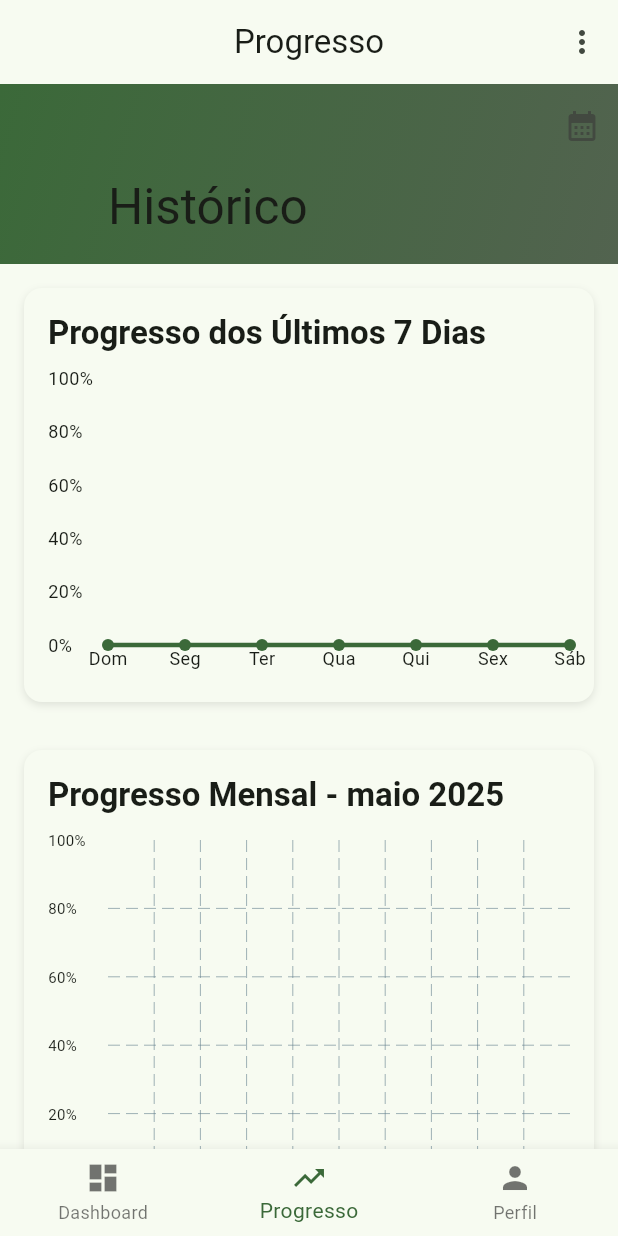
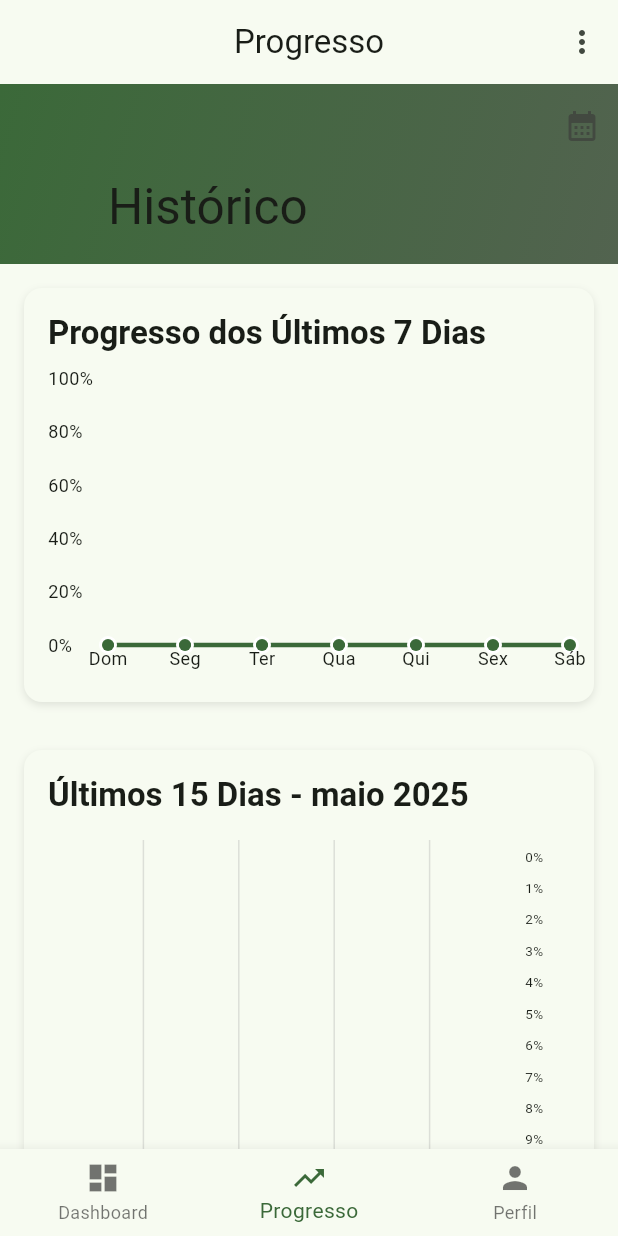
Before and after one commit to GabrielUzeda/VidaPlus, a Flutter app: the screen it shows once a user with an empty profile is signed in, item 2 of the bottom bar chosen, on a phone screen of 412 x 824 dp. Run offline on Flutter 3.47's test engine with Material 3 defaults, Android fonts, the light colour scheme and no system bars; drawn by our look-alikes of fl_chart; our stand-ins replace cloud_firestore, firebase_auth, firebase_core, firebase_storage, flutter_local_notifications, image_picker and 2 more; accounts and stored records are empty.

Commit message:
Improve history charts: fix negative values and redesign monthly chart with horizontal bars

```diff
--- a/lib/presentation/pages/home/history_page.dart
+++ b/lib/presentation/pages/home/history_page.dart
@@ -107,14 +107,14 @@ class _HistoryPageState extends State<HistoryPage> {
                     crossAxisAlignment: CrossAxisAlignment.start,
                     children: [
                       Text(
-                        'Progresso Mensal - ${DateFormat('MMMM yyyy', 'pt_BR').format(_selectedMonth)}',
+                        'Últimos 15 Dias - ${DateFormat('MMMM yyyy', 'pt_BR').format(_selectedMonth)}',
                         style: Theme.of(context).textTheme.titleLarge?.copyWith(
                           fontWeight: FontWeight.bold,
                         ),
                       ),
                       const SizedBox(height: 16),
                       SizedBox(
-                        height: 250,
+                        height: 350,
                         child: _buildMonthlyChart(controller),
                       ),
                     ],
@@ -214,10 +214,20 @@ class _HistoryPageState extends State<HistoryPage> {
                 lineBarsData: [
                   LineChartBarData(
                     spots: spots,
-                    isCurved: true,
+                    isCurved: false,
                     color: Theme.of(context).colorScheme.primary,
                     barWidth: 3,
-                    dotData: const FlDotData(show: true),
+                    dotData: FlDotData(
+                      show: true,
+                      getDotPainter: (spot, percent, barData, index) {
+                        return FlDotCirclePainter(
+                          radius: 4,
+                          color: Theme.of(context).colorScheme.primary,
+                          strokeWidth: 2,
+                          strokeColor: Colors.white,
+                        );
+                      },
+                    ),
                     belowBarData: BarAreaData(
                       show: true,
                       color: Theme.of(context).colorScheme.primary.withOpacity(0.1),
@@ -226,6 +236,7 @@ class _HistoryPageState extends State<HistoryPage> {
                 ],
                 minY: 0,
                 maxY: 100,
+                clipData: FlClipData.all(),
               ),
             );
           },
@@ -251,55 +262,109 @@ class _HistoryPageState extends State<HistoryPage> {
             }
 
             final monthData = snapshot.data ?? [];
-            final barGroups = monthData.map((data) {
+
+            // Limita a 15 dias mais recentes para melhor visualização
+            final recentData = monthData.length > 15
+                ? monthData.sublist(monthData.length - 15)
+                : monthData;
+
+            final barGroups = recentData.asMap().entries.map((entry) {
+              final index = entry.key;
+              final data = entry.value;
+
               return BarChartGroupData(
-                x: data['day'],
+                x: index,
                 barRods: [
                   BarChartRodData(
                     toY: data['progress'].toDouble(),
                     color: _getBarColor(data['progress'].toDouble()),
-                    width: 16,
-                    borderRadius: const BorderRadius.vertical(top: Radius.circular(4)),
+                    width: 20, // Largura maior para melhor visibilidade
+                    borderRadius: const BorderRadius.horizontal(right: Radius.circular(4)),
                   ),
                 ],
               );
             }).toList();
 
-            return BarChart(
+            return RotatedBox(
+              quarterTurns: 1, // Rotaciona 90 graus para barras horizontais
+              child: BarChart(
                 BarChartData(
-                alignment: BarChartAlignment.spaceAround,
+                  alignment: BarChartAlignment.spaceEvenly,
                   maxY: 100,
-                barTouchData: BarTouchData(enabled: false),
-                titlesData: FlTitlesData(
-                  show: true,
-                  bottomTitles: AxisTitles(
-                    sideTitles: SideTitles(
-                      showTitles: true,
-                      getTitlesWidget: (value, meta) {
-                        return Text(
-                          '${value.toInt()}',
-                          style: const TextStyle(fontSize: 10),
+                  barTouchData: BarTouchData(
+                    enabled: true,
+                    touchTooltipData: BarTouchTooltipData(
+                      getTooltipItem: (group, groupIndex, rod, rodIndex) {
+                        final data = recentData[group.x];
+                        final day = data['day'];
+                        final progress = data['progress'].toInt();
+                        return BarTooltipItem(
+                          'Dia $day\n$progress%',
+                          const TextStyle(color: Colors.white),
                         );
                       },
                     ),
                   ),
-                  leftTitles: AxisTitles(
+                  titlesData: FlTitlesData(
+                    show: true,
+                    rightTitles: AxisTitles(
                       sideTitles: SideTitles(
                         showTitles: true,
-                      reservedSize: 40,
+                        reservedSize: 35,
                         getTitlesWidget: (value, meta) {
-                        return Text(
+                          if (value.toInt() < recentData.length) {
+                            final day = recentData[value.toInt()]['day'];
+                            return RotatedBox(
+                              quarterTurns: -1, // Desfaz a rotação do texto
+                              child: Text(
+                                '$day',
+                                style: const TextStyle(fontSize: 10),
+                              ),
+                            );
+                          }
+                          return const SizedBox.shrink();
+                        },
+                      ),
+                    ),
+                    topTitles: AxisTitles(
+                      sideTitles: SideTitles(
+                        showTitles: true,
+                        reservedSize: 30,
+                        getTitlesWidget: (value, meta) {
+                          return RotatedBox(
+                            quarterTurns: -1,
+                            child: Text(
                               '${value.toInt()}%',
-                          style: const TextStyle(fontSize: 10),
+                              style: const TextStyle(fontSize: 9),
+                            ),
                           );
                         },
                       ),
                     ),
-                  topTitles: const AxisTitles(sideTitles: SideTitles(showTitles: false)),
-                  rightTitles: const AxisTitles(sideTitles: SideTitles(showTitles: false)),
+                    bottomTitles: const AxisTitles(sideTitles: SideTitles(showTitles: false)),
+                    leftTitles: const AxisTitles(sideTitles: SideTitles(showTitles: false)),
                   ),
                   borderData: FlBorderData(show: false),
                   barGroups: barGroups,
+                  gridData: FlGridData(
+                    show: true,
+                    drawVerticalLine: true,
+                    horizontalInterval: 20,
+                    verticalInterval: 1,
+                    getDrawingHorizontalLine: (value) {
+                      return FlLine(
+                        color: Colors.grey.withOpacity(0.3),
+                        strokeWidth: 1,
+                      );
+                    },
+                    getDrawingVerticalLine: (value) {
+                      return const FlLine(
+                        color: Colors.transparent,
+                        strokeWidth: 0,
+                      );
+                    },
+                  ),
+                ),
               ),
             );
           },
```
Lines whose indentation alone changed are shown as unchanged.
